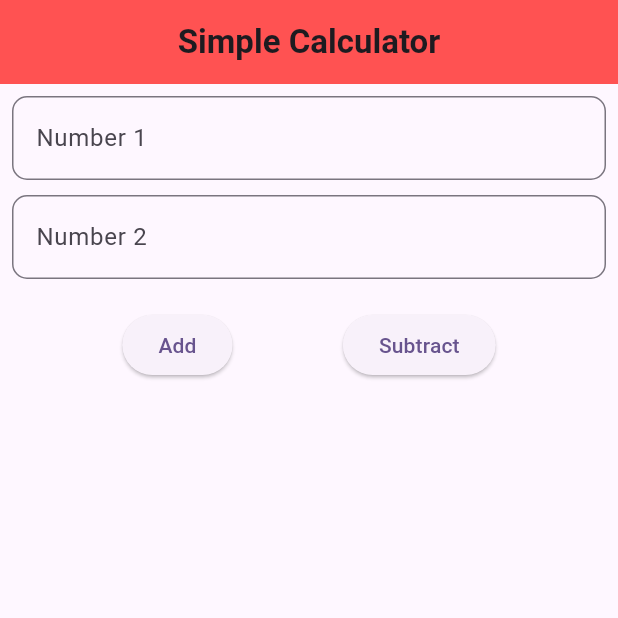
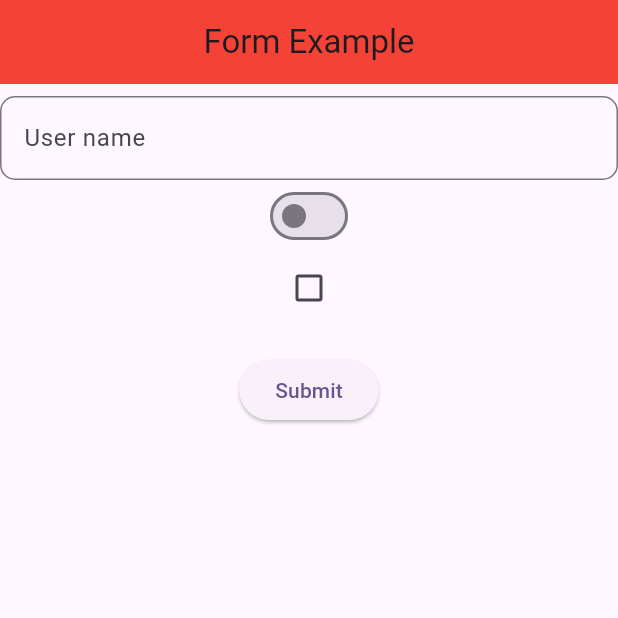
Before and after one commit to BinishaChapagain2/flutter2025, a Flutter app: the screen it shows after launch, on a phone screen of 412 x 824 dp, the top half of it. Run offline on Flutter 3.47's test engine with Material 3 defaults, Android fonts, the phone set to English and light mode, and no system bars.

Commit message:
form validatation,switch,checkbox

```diff
--- /dev/null
+++ b/lib/formexample.dart
@@ -0,0 +1,86 @@
+import 'package:flutter/material.dart';
+
+class FormExample extends StatefulWidget {
+  FormExample({super.key});
+
+  @override
+  State<FormExample> createState() => _FormExampleState();
+}
+
+class _FormExampleState extends State<FormExample> {
+  final GlobalKey<FormState> _nameFormKey = GlobalKey();
+
+  bool switchvalue = false;
+
+  bool checkedvalue = false;
+
+  @override
+  Widget build(BuildContext context) {
+    return Scaffold(
+      appBar: AppBar(
+        title: Text("Form Example"),
+        centerTitle: true,
+        backgroundColor: Colors.red,
+      ),
+      body: Padding(
+        padding: const EdgeInsets.symmetric(vertical: 8),
+        child: Form(
+          key: _nameFormKey,
+          child: Column(
+            children: [
+              TextFormField(
+                validator: (value) {
+                  if (value == null || value.isEmpty) {
+                    return "Please enter username";
+                  } else {
+                    return null;
+                  }
+                },
+
+                onSaved: (newValue) {
+                  print(newValue);
+                },
+                decoration: InputDecoration(
+                  border: OutlineInputBorder(
+                    borderRadius: BorderRadius.circular(10),
+                  ),
+                  hintText: "Enter Name",
+                  labelText: "User name",
+                ),
+              ),
+
+              Switch(
+                value: switchvalue,
+                onChanged: (value) {
+                  setState(() {
+                    switchvalue = value;
+                  });
+                },
+              ),
+
+              Checkbox(
+                value: checkedvalue,
+                onChanged: (value) {
+                  setState(() {
+                    checkedvalue = value ?? false;
+                  });
+                },
+              ),
+
+              SizedBox(height: 20),
+              ElevatedButton(
+                onPressed: () {
+                  if (!_nameFormKey.currentState!.validate()) {
+                    return;
+                  }
+                  _nameFormKey.currentState!.save();
+                },
+                child: Text("Submit"),
+              ),
+            ],
+          ),
+        ),
+      ),
+    );
+  }
+}
--- a/lib/main.dart
+++ b/lib/main.dart
@@ -1,4 +1,4 @@
-import 'package:binisha_flutter/simple_calculator.dart';
+import 'package:binisha_flutter/formexample.dart';
 import 'package:flutter/material.dart';
 
 void main() {
@@ -32,7 +32,7 @@ class MyApp extends StatelessWidget {
         colorScheme: ColorScheme.fromSeed(seedColor: Colors.deepPurple),
       ),
       debugShowCheckedModeBanner: false,
-      home: SimpleCalculator(),
+      home: FormExample(),
     );
   }
 }
```
